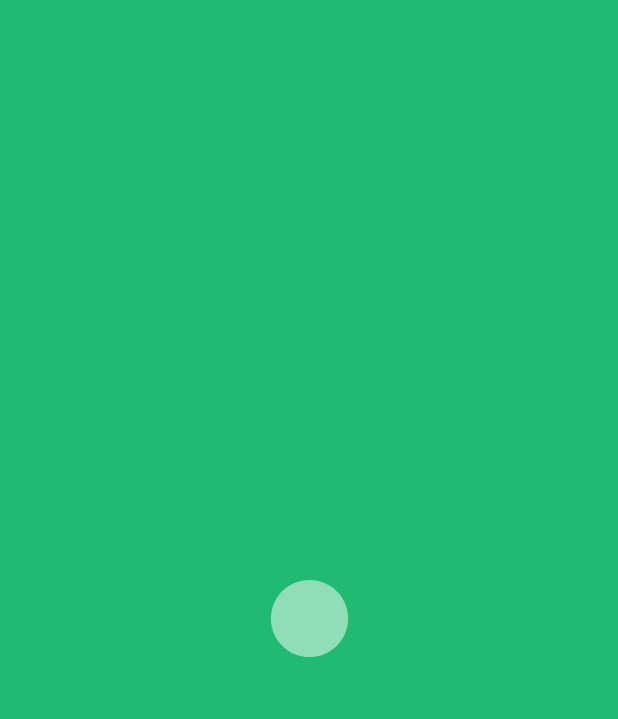
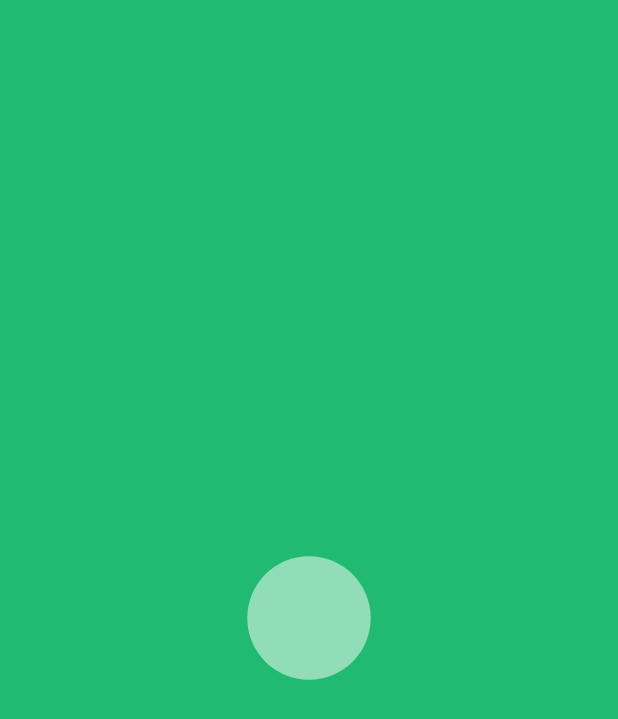
Before and after one commit to OlegRyabyshev/SberRunner, an Android app: the first screen one second after launch (SplashScreenActivity), on a phone screen of 412 x 824 dp. Shown: the top 719 px of the screen. Run offline under Robolectric (Android 15) with nearby library versions, the phone set to English and light mode, and no system bars; our stand-ins replace Dagger/Hilt's generated code.

Commit message:
splashscreen (2/2)

```diff
--- /dev/null
+++ b/app/src/main/java/xyz/fcr/sberrunner/presentation/view/activities/SplashScreenActivity.java
@@ -0,0 +1,30 @@
+package xyz.fcr.sberrunner.presentation.view.activities;
+
+import android.content.Intent;
+import android.os.Bundle;
+import android.os.Handler;
+
+import androidx.annotation.Nullable;
+import androidx.appcompat.app.AppCompatActivity;
+
+import com.airbnb.lottie.LottieAnimationView;
+
+import xyz.fcr.sberrunner.R;
+
+public class SplashScreenActivity extends AppCompatActivity {
+
+    LottieAnimationView lottie;
+
+    @Override
+    protected void onCreate(@Nullable Bundle savedInstanceState) {
+        super.onCreate(savedInstanceState);
+        setContentView(R.layout.activity_splash_screen);
+
+        lottie = findViewById(R.id.lottie_splash_screen);
+
+        new Handler().postDelayed(() -> {
+            Intent intent = new Intent(getApplicationContext(), MainActivity.class);
+            startActivity(intent);
+        }, 2000);
+    }
+}
--- a/app/src/main/java/xyz/fcr/sberrunner/presentation/view/activities/SplashScreenActivity.kt
+++ /dev/null
@@ -1,12 +0,0 @@
-package xyz.fcr.sberrunner.presentation.view.activities
-
-import androidx.appcompat.app.AppCompatActivity
-import android.os.Bundle
-import xyz.fcr.sberrunner.R
-
-class SplashScreenActivity : AppCompatActivity() {
-    override fun onCreate(savedInstanceState: Bundle?) {
-        super.onCreate(savedInstanceState)
-        setContentView(R.layout.activity_splash_screen)
-    }
-}
--- a/app/src/main/res/layout/activity_splash_screen.xml
+++ b/app/src/main/res/layout/activity_splash_screen.xml
@@ -8,11 +8,11 @@
     tools:context=".presentation.view.activities.SplashScreenActivity">
 
     <com.airbnb.lottie.LottieAnimationView
-        android:id="@+id/animationView"
+        android:id="@+id/lottie_splash_screen"
         android:layout_width="0dp"
         android:layout_height="0dp"
         app:layout_constraintDimensionRatio="1:1"
-        app:layout_constraintWidth_percent="0.5"
+        app:layout_constraintWidth_percent="0.8"
         app:layout_constraintBottom_toBottomOf="parent"
         app:layout_constraintEnd_toEndOf="parent"
         app:layout_constraintStart_toStartOf="parent"
```
